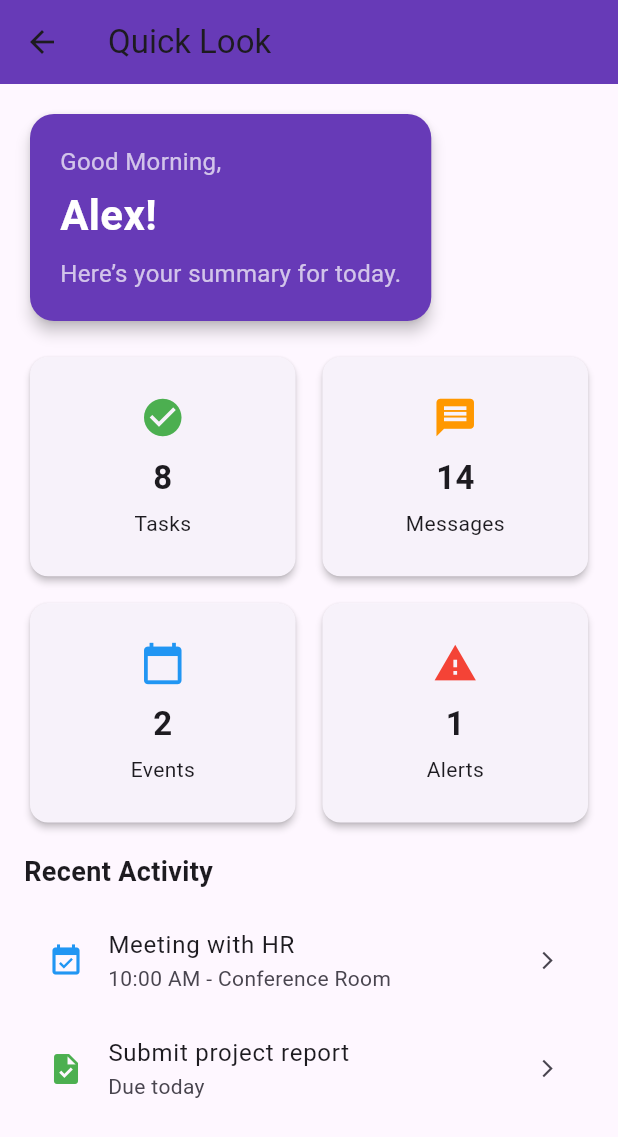
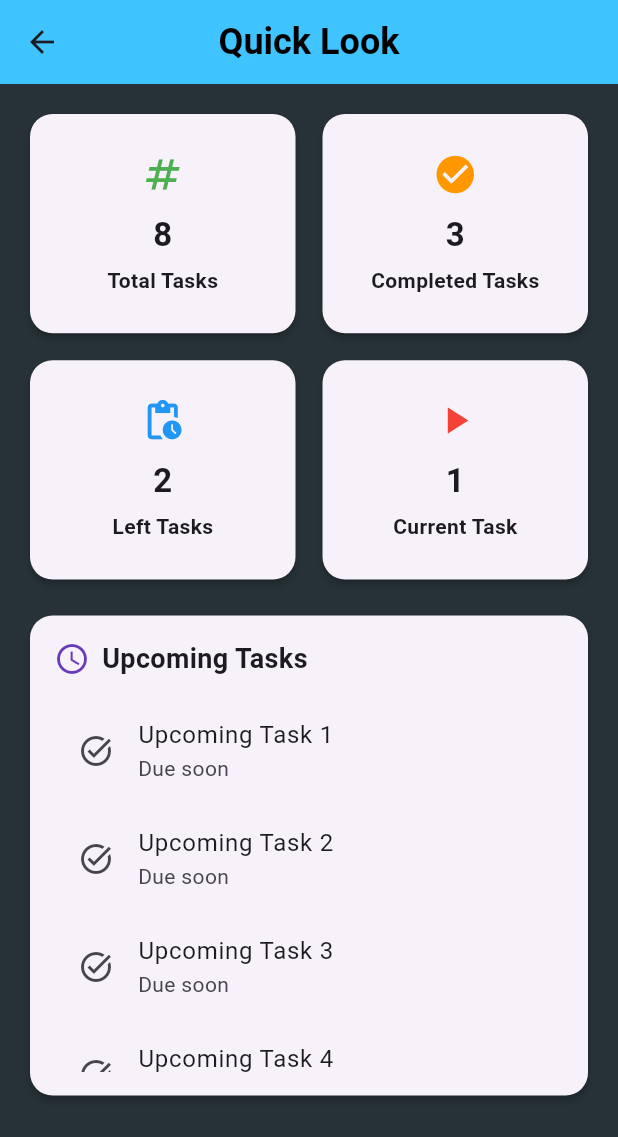
Before and after one commit to sadianusratmunny51/SWE250_Project, a Flutter app: the QuickLookPage screen opened directly, on a phone screen of 412 x 824 dp. Shown: the top 1137 px of the screen. Run offline on Flutter 3.47's test engine with Material 3 defaults, Android fonts, the phone set to English and light mode, and no system bars; our stand-ins replace cloud_firestore, firebase_auth, firebase_core, fl_chart, table_calendar; accounts and stored records are empty.

Commit message:
add quickLook page

```diff
--- a/lib/pages/TaskManager/MyMonthPage.dart
+++ b/lib/pages/TaskManager/MyMonthPage.dart
@@ -19,7 +19,7 @@ class _MyMonthPageState extends State<MyMonthPage> {
   int selectedMonthIndex = DateTime.now().month - 1;
   int selectedYear = DateTime.now().year;
 
-  Map<String, String> _events = {}; // key: yyyy-MM-dd, value: title
+  Map<String, String> _events = {};
 
   String get userId => FirebaseAuth.instance.currentUser!.uid;
 
--- a/lib/pages/TaskManager/QuickLookPage.dart
+++ b/lib/pages/TaskManager/QuickLookPage.dart
@@ -6,53 +6,24 @@ class QuickLookPage extends StatelessWidget {
   @override
   Widget build(BuildContext context) {
     return Scaffold(
+      backgroundColor: Colors.blueGrey.shade900,
       appBar: AppBar(
-        title: const Text('Quick Look'),
-        backgroundColor: Colors.deepPurple,
+        elevation: 0,
+        backgroundColor: Colors.lightBlueAccent,
+        title: const Text("Quick Look",
+            style: TextStyle(
+                color: Colors.black,
+                fontSize: 24,
+                fontWeight: FontWeight.bold)),
+        centerTitle: true,
       ),
       body: SingleChildScrollView(
         padding: const EdgeInsets.all(16),
         child: Column(
           crossAxisAlignment: CrossAxisAlignment.start,
           children: [
-            _buildHeaderCard(),
-            const SizedBox(height: 16),
             _buildStatGrid(),
             const SizedBox(height: 16),
-            _buildRecentActivityList(),
-          ],
-        ),
-      ),
-    );
-  }
-
-  Widget _buildHeaderCard() {
-    return Card(
-      shape: RoundedRectangleBorder(borderRadius: BorderRadius.circular(16)),
-      color: Colors.deepPurple,
-      elevation: 4,
-      child: Padding(
-        padding: const EdgeInsets.all(20),
-        child: Column(
-          crossAxisAlignment: CrossAxisAlignment.start,
-          children: const [
-            Text(
-              "Good Morning,",
-              style: TextStyle(color: Colors.white70, fontSize: 16),
-            ),
-            SizedBox(height: 4),
-            Text(
-              "Alex!",
-              style: TextStyle(
-                  color: Colors.white,
-                  fontSize: 28,
-                  fontWeight: FontWeight.bold),
-            ),
-            SizedBox(height: 8),
-            Text(
-              "Here’s your summary for today.",
-              style: TextStyle(color: Colors.white70, fontSize: 16),
-            ),
           ],
         ),
       ),
@@ -60,7 +31,10 @@ class QuickLookPage extends StatelessWidget {
   }
 
   Widget _buildStatGrid() {
-    return GridView.count(
+    return Column(
+      crossAxisAlignment: CrossAxisAlignment.start,
+      children: [
+        GridView.count(
           crossAxisCount: 2,
           shrinkWrap: true,
           physics: const NeverScrollableScrollPhysics(),
@@ -68,10 +42,16 @@ class QuickLookPage extends StatelessWidget {
           crossAxisSpacing: 10,
           childAspectRatio: 1.2,
           children: [
-        _buildStatCard("Tasks", "8", Icons.check_circle, Colors.green),
-        _buildStatCard("Messages", "14", Icons.message, Colors.orange),
-        _buildStatCard("Events", "2", Icons.calendar_today, Colors.blue),
-        _buildStatCard("Alerts", "1", Icons.warning, Colors.red),
+            _buildStatCard("Total Tasks", "8", Icons.numbers, Colors.green),
+            _buildStatCard(
+                "Completed Tasks", "3", Icons.check_circle, Colors.orange),
+            _buildStatCard(
+                "Left Tasks", "2", Icons.pending_actions, Colors.blue),
+            _buildStatCard("Current Task", "1", Icons.play_arrow, Colors.red),
+          ],
+        ),
+        const SizedBox(height: 16),
+        _buildUpcomingTasksSection(),
       ],
     );
   }
@@ -79,7 +59,7 @@ class QuickLookPage extends StatelessWidget {
   Widget _buildStatCard(
       String title, String count, IconData icon, Color color) {
     return Card(
-      shape: RoundedRectangleBorder(borderRadius: BorderRadius.circular(12)),
+      shape: RoundedRectangleBorder(borderRadius: BorderRadius.circular(15)),
       elevation: 2,
       child: Padding(
         padding: const EdgeInsets.all(12),
@@ -95,7 +75,7 @@ class QuickLookPage extends StatelessWidget {
             const SizedBox(height: 5),
             Text(
               title,
-              style: const TextStyle(fontSize: 14),
+              style: const TextStyle(fontSize: 14, fontWeight: FontWeight.bold),
             ),
           ],
         ),
@@ -103,34 +83,45 @@ class QuickLookPage extends StatelessWidget {
     );
   }
 
-  Widget _buildRecentActivityList() {
-    return Column(
+  Widget _buildUpcomingTasksSection() {
+    return Card(
+      shape: RoundedRectangleBorder(borderRadius: BorderRadius.circular(15)),
+      elevation: 2,
+      child: Padding(
+        padding: const EdgeInsets.all(16),
+        child: Column(
           crossAxisAlignment: CrossAxisAlignment.start,
           children: [
-        const Text(
-          "Recent Activity",
-          style: TextStyle(fontSize: 18, fontWeight: FontWeight.bold),
+            Row(
+              children: const [
+                Icon(Icons.schedule, color: Colors.deepPurple),
+                SizedBox(width: 8),
+                Text(
+                  "Upcoming Tasks",
+                  style: TextStyle(
+                    fontSize: 18,
+                    fontWeight: FontWeight.bold,
                   ),
-        const SizedBox(height: 10),
-        ListTile(
-          leading: const Icon(Icons.event_available, color: Colors.blue),
-          title: const Text("Meeting with HR"),
-          subtitle: const Text("10:00 AM - Conference Room"),
-          trailing: const Icon(Icons.arrow_forward_ios, size: 14),
-          onTap: () {
-            // Add action here if needed
+                ),
+              ],
+            ),
+            const SizedBox(height: 12),
+            SizedBox(
+              height: 250, // controls visible height of scrollable area
+              child: ListView.builder(
+                itemCount: 10, // replace with your dynamic count
+                itemBuilder: (context, index) {
+                  return ListTile(
+                    leading: const Icon(Icons.task_alt),
+                    title: Text("Upcoming Task ${index + 1}"),
+                    subtitle: const Text("Due soon"),
+                  );
                 },
               ),
-        ListTile(
-          leading: const Icon(Icons.task, color: Colors.green),
-          title: const Text("Submit project report"),
-          subtitle: const Text("Due today"),
-          trailing: const Icon(Icons.arrow_forward_ios, size: 14),
-          onTap: () {
-            // Add action here if needed
-          },
             ),
           ],
+        ),
+      ),
     );
   }
 }
```
Lines whose indentation alone changed are shown as unchanged.
